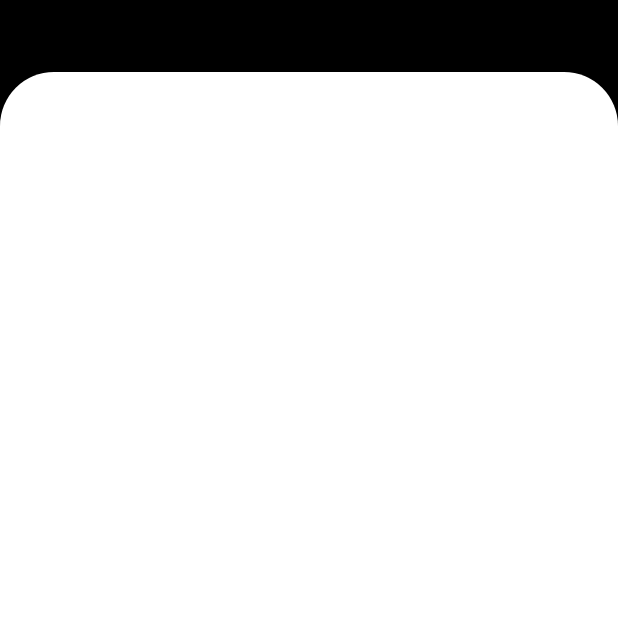
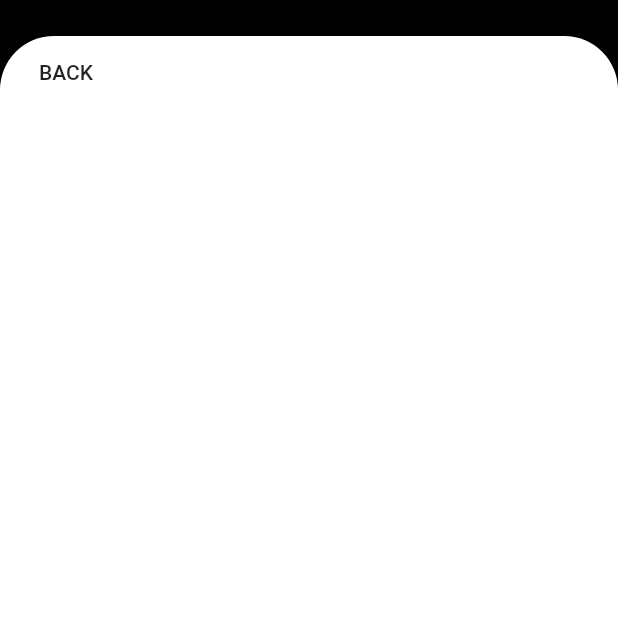
Before and after one commit to JAICHANGPARK/flutter_notebook_8th_story, a Flutter app: the MedicalDetailPage screen opened directly, on a phone screen of 412 x 824 dp, the top half of it. Run offline on Flutter 3.47's test engine with Material 2 defaults, Android fonts, the phone set to English and light mode, and no system bars; our stand-ins replace google_fonts.

Commit message:
Update medical_detail_page.dart

```diff
--- a/lib/ep557_medical_app/medical_detail_page.dart
+++ b/lib/ep557_medical_app/medical_detail_page.dart
@@ -9,7 +9,7 @@ class MedicalDetailPage extends StatelessWidget {
         child: Stack(
           children: [
             Positioned(
-                top: 48,
+                top: 24,
                 bottom: 0,
                 left: 0,
                 right: 0,
@@ -21,7 +21,17 @@ class MedicalDetailPage extends StatelessWidget {
                       topLeft: Radius.circular(36),
                     )
                   ),
-                ))
+                  child: Column(
+                    crossAxisAlignment: CrossAxisAlignment.start,
+                    children: [
+                      FlatButton(onPressed: (){}, child: Text("BACK")),
+
+                    ],
+                  ),
+                ),
+
+
+            )
           ],
         ),
       ),
```
